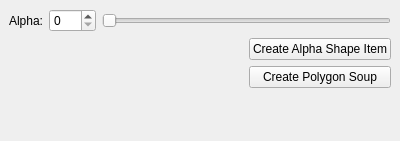
First picture: the form in Polyhedron/demo/Polyhedron/Plugins/Point_set/Alpha_shape_widget.ui, repository CGAL/cgal, before the edit.
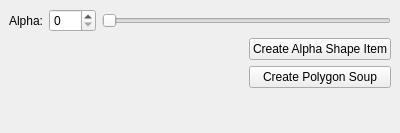
Second picture: the form after the edit.

Diff of the .ui file:
```diff
--- a/Polyhedron/demo/Polyhedron/Plugins/Point_set/Alpha_shape_widget.ui
+++ b/Polyhedron/demo/Polyhedron/Plugins/Point_set/Alpha_shape_widget.ui
@@ -7,7 +7,7 @@
     <x>0</x>
     <y>0</y>
     <width>400</width>
-    <height>141</height>
+    <height>133</height>
    </rect>
   </property>
   <property name="windowTitle">
```
